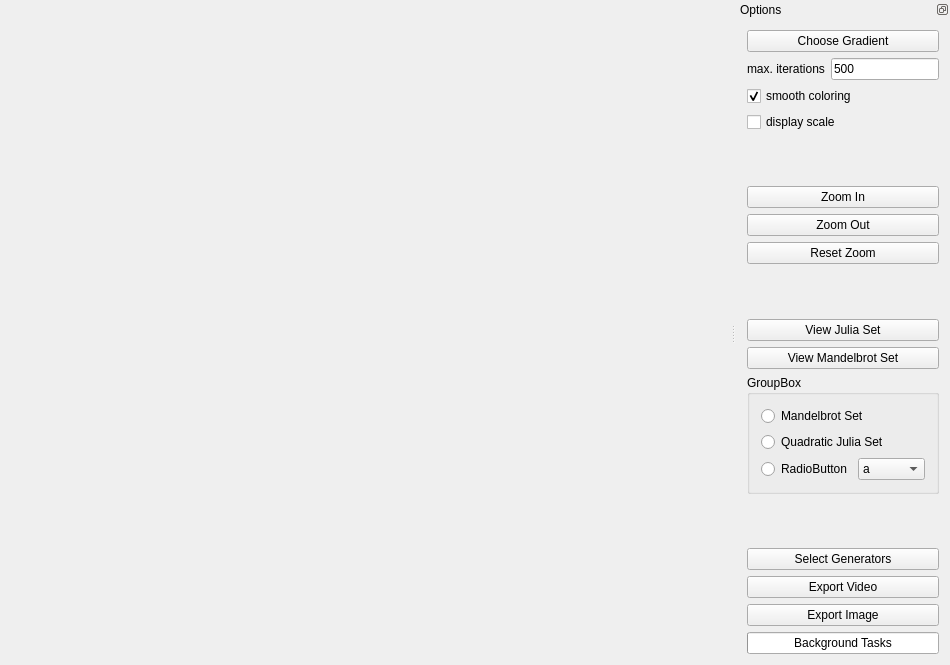
Old version of the form Almond.ui in the repository QlowB/Almond.
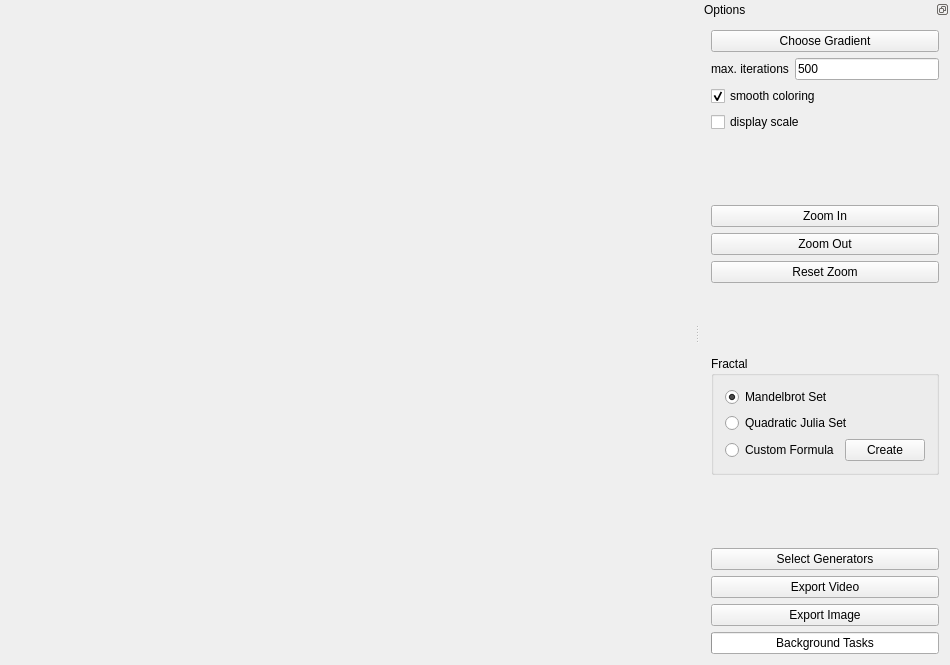
New version of the form.

```diff
--- a/Almond.ui
+++ b/Almond.ui
@@ -162,24 +162,10 @@
          </property>
         </spacer>
        </item>
-       <item>
-        <widget class="QPushButton" name="selectPoint">
-         <property name="text">
-          <string>View Julia Set</string>
-         </property>
-        </widget>
-       </item>
-       <item>
-        <widget class="QPushButton" name="viewMandelbrot">
-         <property name="text">
-          <string>View Mandelbrot Set</string>
-         </property>
-        </widget>
-       </item>
        <item>
         <widget class="QGroupBox" name="groupBox">
          <property name="title">
-          <string>GroupBox</string>
+          <string>Fractal</string>
          </property>
          <layout class="QVBoxLayout" name="verticalLayout">
           <item>
@@ -187,6 +173,9 @@
             <property name="text">
              <string>Mandelbrot Set</string>
             </property>
+            <property name="checked">
+             <bool>true</bool>
+            </property>
            </widget>
           </item>
           <item>
@@ -201,22 +190,15 @@
             <item>
              <widget class="QRadioButton" name="radioButton_2">
               <property name="text">
-               <string>RadioButton</string>
+               <string>Custom Formula</string>
               </property>
              </widget>
             </item>
             <item>
-             <widget class="QComboBox" name="comboBox">
-              <item>
-               <property name="text">
-                <string>a</string>
-               </property>
-              </item>
-              <item>
-               <property name="text">
-                <string>b</string>
-               </property>
-              </item>
+             <widget class="QPushButton" name="createCustom">
+              <property name="text">
+               <string>Create</string>
+              </property>
              </widget>
             </item>
            </layout>
```
